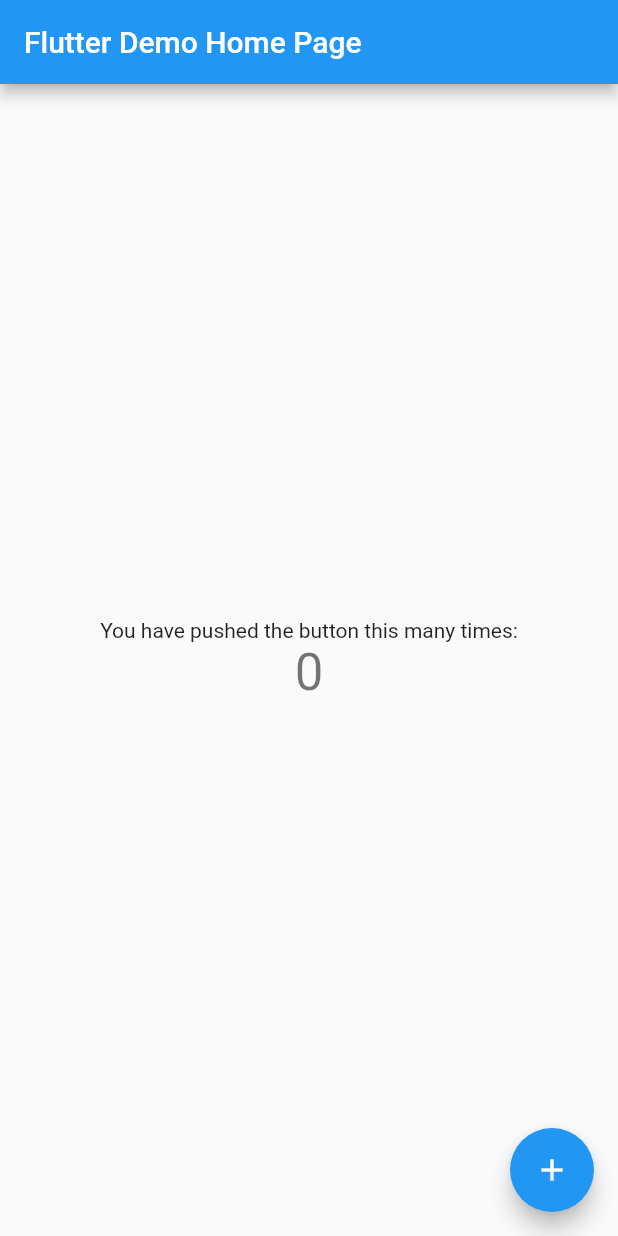
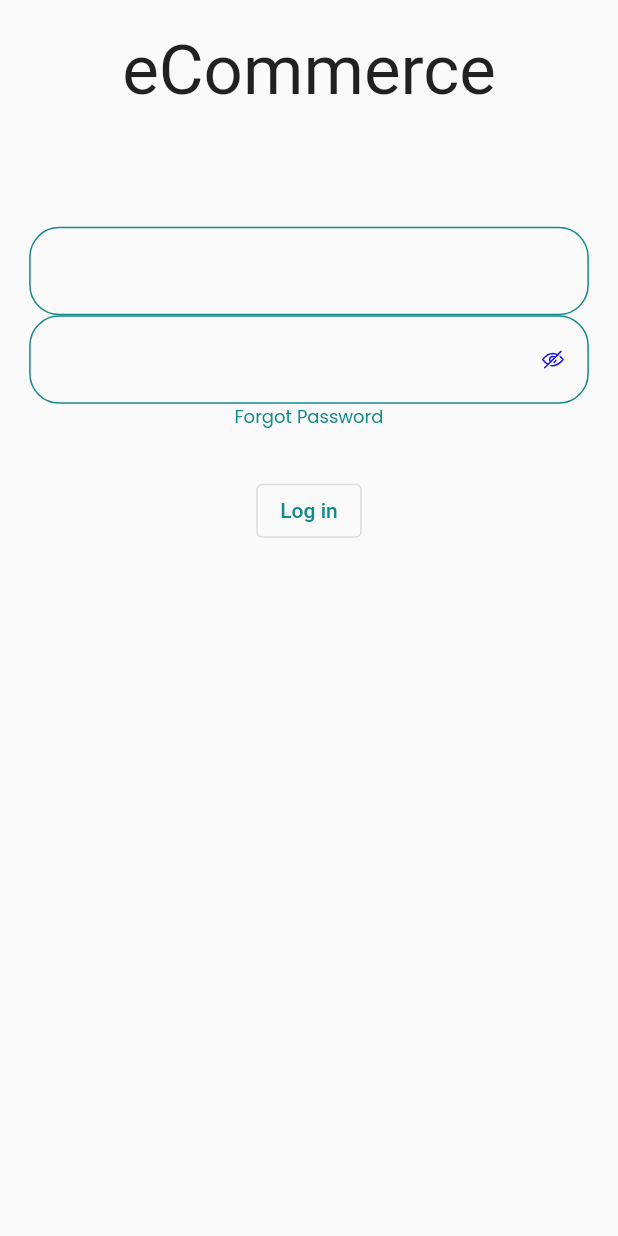
Before and after one commit to TretiakAnton/store, a Flutter app: the screen it shows after launch, on a phone screen of 412 x 824 dp. Run offline on Flutter 3.47's test engine with Material 2 defaults, Android fonts, the phone set to English and light mode, and no system bars; our stand-ins replace auto_route, bloc, firebase_auth, firebase_core, flutter_bloc, flutter_svg and 2 more; accounts and stored records are empty; Roboto replaces fonts that are missing (Prata).

Commit message:
login logic

```diff
--- /dev/null
+++ b/lib/core/constants.dart
@@ -0,0 +1,30 @@
+import 'dart:ui';
+
+import 'package:get/get.dart';
+
+///10p
+
+double get smallHorizontalPadding => Get.width * .026;
+
+///20p
+
+double get horizontalPadding => Get.width * .051;
+
+///30p
+
+double get largeHorizontalPadding => Get.width * .076;
+
+///10p
+
+double get smallVerticalPadding => Get.height * .0118;
+
+///20p
+
+double get verticalPadding => Get.height * .0236;
+
+///30p
+
+double get largeVerticalPadding => Get.height * .0355;
+
+///primary color in the app
+Color get primary => const Color.fromRGBO(21, 138, 138, 1);
--- /dev/null
+++ b/lib/core/navigation/routes.dart
@@ -0,0 +1,4 @@
+abstract class Routes {
+  static const loginScreen = '/login_screen';
+  static const homeScreen = '/home_screen';
+}
--- /dev/null
+++ b/lib/core/widgets/inputs.dart
@@ -0,0 +1,210 @@
+import 'package:flutter/material.dart';
+import 'package:flutter/services.dart';
+import 'package:flutter_svg/flutter_svg.dart';
+import 'package:store/core/constants.dart';
+
+class PasswordInput extends StatefulWidget {
+  const PasswordInput({
+    Key? key,
+    required this.passController,
+    this.validator,
+    this.textInputAction,
+    this.onChange,
+  }) : super(key: key);
+  final TextEditingController passController;
+  final TextInputAction? textInputAction;
+  final FormFieldValidator<String>? validator;
+  final Function(String)? onChange;
+
+  @override
+  State<PasswordInput> createState() => _PasswordInputState();
+}
+
+class _PasswordInputState extends State<PasswordInput> {
+  bool isPasswordObscure = true;
+
+  @override
+  Widget build(BuildContext context) {
+    return InputWidget(
+      onChanged: widget.onChange,
+      textInputAction: widget.textInputAction,
+      validator: widget.validator,
+      obscureText: isPasswordObscure,
+      textEditingController: widget.passController,
+      textInputType: TextInputType.visiblePassword,
+      maxLines: 1,
+      inputFormatters: [
+        LengthLimitingTextInputFormatter(40),
+      ],
+      suffixIcon: IconButton(
+        onPressed: () {
+          setState(() {
+            isPasswordObscure = !isPasswordObscure;
+          });
+        },
+        icon: SvgPicture.asset(
+          isPasswordObscure
+              ? 'assets/svg/hidden_icon.svg'
+              : 'assets/svg/not_hidden_icon.svg',
+          width: 15,
+        ),
+      ),
+    );
+  }
+}
+
+class InputWidget extends StatelessWidget {
+  final TextEditingController textEditingController;
+
+  final int? maxLength;
+  final String? hintText;
+  final Color? hintColor;
+  final double? hintSize;
+  final String? initialValue;
+  final FontWeight? hintFontWeight;
+  final TextInputType? textInputType;
+  final List<String>? autofillHints;
+  final bool obscureText;
+  final bool enabled;
+  final bool autofocus;
+  final FocusNode? focusNode;
+  final int? maxLines;
+  final Widget? suffixIcon;
+  final Widget? prefixIcon;
+  final InputBorder? inputBorder;
+  final GestureTapCallback? onTap;
+
+  final double? hintLetterSpace;
+  final Color? fillColor;
+  final EdgeInsets? contentPadding;
+  final TextInputAction? textInputAction;
+  final TextStyle? inputtextsStyle;
+
+  final Function(String)? onChanged;
+
+  final FormFieldValidator<String>? validator;
+
+  final List<TextInputFormatter>? inputFormatters;
+
+  const InputWidget({
+    required this.textEditingController,
+    this.obscureText = false,
+    this.maxLength,
+    this.hintText,
+    this.hintColor,
+    this.hintSize = 14,
+    this.hintFontWeight,
+    this.hintLetterSpace = 1,
+    this.fillColor = Colors.transparent,
+    this.contentPadding,
+    this.initialValue,
+    this.autofillHints,
+    this.textInputType,
+    this.suffixIcon,
+    this.prefixIcon,
+    this.inputBorder,
+    this.validator,
+    this.maxLines,
+    this.enabled = true,
+    this.autofocus = false,
+    this.focusNode,
+    this.onTap,
+    this.textInputAction,
+    this.inputtextsStyle,
+    this.onChanged,
+    this.inputFormatters,
+    Key? key,
+  }) : super(key: key);
+
+  @override
+  Widget build(BuildContext context) {
+    return TextFormField(
+      autovalidateMode: AutovalidateMode.onUserInteraction,
+      inputFormatters: inputFormatters,
+      obscureText: obscureText,
+      autofocus: autofocus,
+      focusNode: focusNode,
+      expands: false,
+      keyboardType: textInputType,
+      autofillHints: autofillHints,
+      controller: textEditingController,
+      maxLength: maxLength,
+      validator: validator,
+      initialValue: initialValue,
+      enabled: enabled,
+      onTap: onTap,
+      onChanged: onChanged,
+      textInputAction: textInputAction,
+      style: inputtextsStyle,
+      maxLines: maxLines,
+      decoration: InputDecoration(
+        suffixIcon: suffixIcon != null
+            ? Align(
+                widthFactor: 1.0,
+                heightFactor: 1.0,
+                child: suffixIcon,
+              )
+            : null,
+        prefixIcon: prefixIcon != null
+            ? Align(
+                widthFactor: 1.0,
+                heightFactor: 1.0,
+                child: prefixIcon,
+              )
+            : null,
+        disabledBorder: inputBorder ??
+            OutlineInputBorder(
+              borderRadius: BorderRadius.circular(20),
+              borderSide: BorderSide(
+                width: 1,
+                color: primary,
+              ),
+            ),
+        border: inputBorder ??
+            OutlineInputBorder(
+              borderRadius: BorderRadius.circular(20),
+              borderSide: BorderSide(
+                width: 1,
+                color: primary,
+              ),
+            ),
+        focusedBorder: inputBorder ??
+            OutlineInputBorder(
+              borderRadius: BorderRadius.circular(20),
+              borderSide: BorderSide(
+                width: 1,
+                color: primary,
+              ),
+            ),
+        enabledBorder: inputBorder ??
+            OutlineInputBorder(
+              borderRadius: BorderRadius.circular(20),
+              borderSide: BorderSide(
+                width: 1,
+                color: primary,
+              ),
+            ),
+        errorBorder: OutlineInputBorder(
+          borderRadius: BorderRadius.circular(20),
+          borderSide: const BorderSide(
+            width: 1,
+            color: Colors.red,
+          ),
+        ),
+        focusedErrorBorder: OutlineInputBorder(
+          borderRadius: BorderRadius.circular(20),
+          borderSide: const BorderSide(
+            width: 1,
+            color: Colors.red,
+          ),
+        ),
+        errorMaxLines: 2,
+        hintText: hintText,
+        hintStyle: const TextStyle(),
+        filled: true,
+        fillColor: fillColor,
+        contentPadding: contentPadding,
+      ),
+    );
+  }
+}
--- /dev/null
+++ b/lib/logic/login_bloc/login_state.dart
@@ -0,0 +1,12 @@
+part of 'login_cubit.dart';
+
+@immutable
+abstract class LoginState {}
+
+class LoginInitial extends LoginState {}
+
+class LoginInProgress extends LoginState {}
+
+class LoginCompleted extends LoginState {}
+
+class LoginFailed extends LoginState {}
--- /dev/null
+++ b/lib/logic/store_bloc/store_cubit.dart
@@ -0,0 +1,16 @@
+import 'dart:async';
+
+import 'package:bloc/bloc.dart';
+import 'package:firebase_auth/firebase_auth.dart';
+import 'package:flutter/material.dart';
+import 'package:store/logic/login_bloc/login_cubit.dart';
+
+part 'store_state.dart';
+
+class StoreCubit extends Cubit<StoreState> {
+  StoreCubit() : super(MapInitial());
+
+  bool googleLogin() {
+    return true;
+  }
+}
--- /dev/null
+++ b/lib/logic/store_bloc/store_state.dart
@@ -0,0 +1,12 @@
+part of 'store_cubit.dart';
+
+@immutable
+abstract class StoreState {}
+
+class MapInitial extends StoreState {}
+
+class MapInProgress extends StoreState {}
+
+class MapCompleted extends StoreState {}
+
+class MapFailed extends StoreState {}
--- a/lib/main.dart
+++ b/lib/main.dart
@@ -1,115 +1,46 @@
+import 'package:firebase_core/firebase_core.dart';
 import 'package:flutter/material.dart';
+import 'package:flutter_bloc/flutter_bloc.dart';
+import 'package:store/core/constants.dart';
+import 'package:store/core/navigation/app_router.dart';
+import 'package:store/logic/login_bloc/login_cubit.dart';
+import 'package:store/logic/store_bloc/store_cubit.dart';
+import 'package:store/screens/login_screen.dart';
 
-void main() {
-  runApp(const MyApp());
+Future<void> main() async {
+  WidgetsFlutterBinding.ensureInitialized();
+  await Firebase.initializeApp(
+      options: const FirebaseOptions(
+    apiKey: 'AIzaSyA8g3OUbShXVmkYj8255MqOli25rS3osxM',
+    appId: '1:26892132028:android:84a409a233b4ad00b0fab9',
+    messagingSenderId: '26892132028	',
+    projectId: 'store-429e8',
+    storageBucket: 'store-429e8.appspot.com',
+  ));
+  runApp(MyApp());
 }
 
 class MyApp extends StatelessWidget {
-  const MyApp({super.key});
+  MyApp({Key? key}) : super(key: key);
+  final _appRouter = AppRouter();
 
-  // This widget is the root of your application.
   @override
   Widget build(BuildContext context) {
-    return MaterialApp(
-      title: 'Flutter Demo',
-      theme: ThemeData(
-        // This is the theme of your application.
-        //
-        // Try running your application with "flutter run". You'll see the
-        // application has a blue toolbar. Then, without quitting the app, try
-        // changing the primarySwatch below to Colors.green and then invoke
-        // "hot reload" (press "r" in the console where you ran "flutter run",
-        // or simply save your changes to "hot reload" in a Flutter IDE).
-        // Notice that the counter didn't reset back to zero; the application
-        // is not restarted.
-        primarySwatch: Colors.blue,
+    return MultiBlocProvider(
+      providers: [
+        BlocProvider<LoginCubit>(create: (context) => LoginCubit()),
+        // BlocProvider<StoreCubit>(create: (context) => StoreCubit()..updateGpsLocation()),
+      ],
+      child: MaterialApp.router(
+        debugShowCheckedModeBanner: false,
+        theme: ThemeData(
+          colorScheme: ColorScheme.fromSwatch().copyWith(
+            primary: primary,
+          ),
+        ),
+        routerDelegate: _appRouter.delegate(),
+        routeInformationParser: _appRouter.defaultRouteParser(),
       ),
-      home: const MyHomePage(title: 'Flutter Demo Home Page'),
     );
   }
 }
-
-class MyHomePage extends StatefulWidget {
-  const MyHomePage({super.key, required this.title});
-
-  // This widget is the home page of your application. It is stateful, meaning
-  // that it has a State object (defined below) that contains fields that affect
-  // how it looks.
-
-  // This class is the configuration for the state. It holds the values (in this
-  // case the title) provided by the parent (in this case the App widget) and
-  // used by the build method of the State. Fields in a Widget subclass are
-  // always marked "final".
-
-  final String title;
-
-  @override
-  State<MyHomePage> createState() => _MyHomePageState();
-}
-
-class _MyHomePageState extends State<MyHomePage> {
-  int _counter = 0;
-
-  void _incrementCounter() {
-    setState(() {
-      // This call to setState tells the Flutter framework that something has
-      // changed in this State, which causes it to rerun the build method below
-      // so that the display can reflect the updated values. If we changed
-      // _counter without calling setState(), then the build method would not be
-      // called again, and so nothing would appear to happen.
-      _counter++;
-    });
-  }
-
-  @override
-  Widget build(BuildContext context) {
-    // This method is rerun every time setState is called, for instance as done
-    // by the _incrementCounter method above.
-    //
-    // The Flutter framework has been optimized to make rerunning build methods
-    // fast, so that you can just rebuild anything that needs updating rather
-    // than having to individually change instances of widgets.
-    return Scaffold(
-      appBar: AppBar(
-        // Here we take the value from the MyHomePage object that was created by
-        // the App.build method, and use it to set our appbar title.
-        title: Text(widget.title),
-      ),
-      body: Center(
-        // Center is a layout widget. It takes a single child and positions it
-        // in the middle of the parent.
-        child: Column(
-          // Column is also a layout widget. It takes a list of children and
-          // arranges them vertically. By default, it sizes itself to fit its
-          // children horizontally, and tries to be as tall as its parent.
-          //
-          // Invoke "debug painting" (press "p" in the console, choose the
-          // "Toggle Debug Paint" action from the Flutter Inspector in Android
-          // Studio, or the "Toggle Debug Paint" command in Visual Studio Code)
-          // to see the wireframe for each widget.
-          //
-          // Column has various properties to control how it sizes itself and
-          // how it positions its children. Here we use mainAxisAlignment to
-          // center the children vertically; the main axis here is the vertical
-          // axis because Columns are vertical (the cross axis would be
-          // horizontal).
-          mainAxisAlignment: MainAxisAlignment.center,
-          children: <Widget>[
-            const Text(
-              'You have pushed the button this many times:',
-            ),
-            Text(
-              '$_counter',
-              style: Theme.of(context).textTheme.headlineMedium,
-            ),
-          ],
-        ),
-      ),
-      floatingActionButton: FloatingActionButton(
-        onPressed: _incrementCounter,
-        tooltip: 'Increment',
-        child: const Icon(Icons.add),
-      ), // This trailing comma makes auto-formatting nicer for build methods.
-    );
-  }
-}
--- /dev/null
+++ b/lib/screens/login_screen.dart
@@ -0,0 +1,93 @@
+import 'package:auto_route/auto_route.dart';
+import 'package:flutter/material.dart';
+import 'package:flutter_bloc/flutter_bloc.dart';
+import 'package:google_fonts/google_fonts.dart';
+import 'package:store/core/constants.dart';
+import 'package:store/core/navigation/app_router.dart';
+import 'package:store/core/widgets/inputs.dart';
+import 'package:store/logic/login_bloc/login_cubit.dart';
+
+class LoginScreen extends StatefulWidget {
+  const LoginScreen({Key? key}) : super(key: key);
+
+  @override
+  State<LoginScreen> createState() => _LoginScreenState();
+}
+
+class _LoginScreenState extends State<LoginScreen> {
+  TextEditingController emailController = TextEditingController();
+  TextEditingController passwordController = TextEditingController();
+
+  @override
+  Widget build(BuildContext context) {
+    final bloc = context.read<LoginCubit>();
+    return BlocListener<LoginCubit, LoginState>(
+      listener: (context, state) {
+        if (state is LoginCompleted) {
+          context.router.popAndPush(const HomeScreenRoute());
+        }
+      },
+      child: SafeArea(
+        child: Scaffold(
+          body: Padding(
+            padding: EdgeInsets.all(verticalPadding),
+            child: Column(
+              children: [
+                Text(
+                  'eCommerce',
+                  style: GoogleFonts.prata(
+                    textStyle: const TextStyle(
+                      fontSize: 46,
+                      fontWeight: FontWeight.w400,
+                    ),
+                  ),
+                ),
+                SizedBox(
+                  height: verticalPadding * 4,
+                ),
+                InputWidget(
+                  textEditingController: emailController,
+                ),
+                PasswordInput(
+                  passController: passwordController,
+                ),
+                Text(
+                  'Forgot Password',
+                  textAlign: TextAlign.right,
+                  style: GoogleFonts.poppins(
+                    color: primary,
+                    textStyle: const TextStyle(
+                      fontSize: 12,
+                      fontWeight: FontWeight.w400,
+                    ),
+                  ),
+                ),
+                SizedBox(
+                  height: largeVerticalPadding,
+                ),
+                BlocBuilder<LoginCubit, LoginState>(
+                  builder: (context, state) {
+                    if (state is LoginCompleted) {}
+                    return OutlinedButton(
+                        onPressed: () async {
+                          state is LoginInProgress
+                              ? null
+                              : await bloc.googleLogin(
+                                  email: emailController.text,
+                                  password: passwordController.text);
+                        },
+                        child: state is LoginInProgress
+                            ? const CircularProgressIndicator(
+                                color: Colors.white,
+                              )
+                            : const Text('Log in'));
+                  },
+                ),
+              ],
+            ),
+          ),
+        ),
+      ),
+    );
+  }
+}
```
Also changed, not shown: lib/core/navigation/app_router.dart (added, +22 -0 lines), lib/logic/login_bloc/login_cubit.dart (added, +33 -0 lines), lib/networking/repository.dart (added, +16 -0 lines), lib/screens/home_screen.dart (added, +15 -0 lines), pubspec.yaml (+18 -18 lines), assets/svg/hidden_icon.svg (added), assets/svg/not_hidden_icon.svg (added), lib/core/navigation/app_router.gr.dart (added), pubspec.lock, 6 other files.
